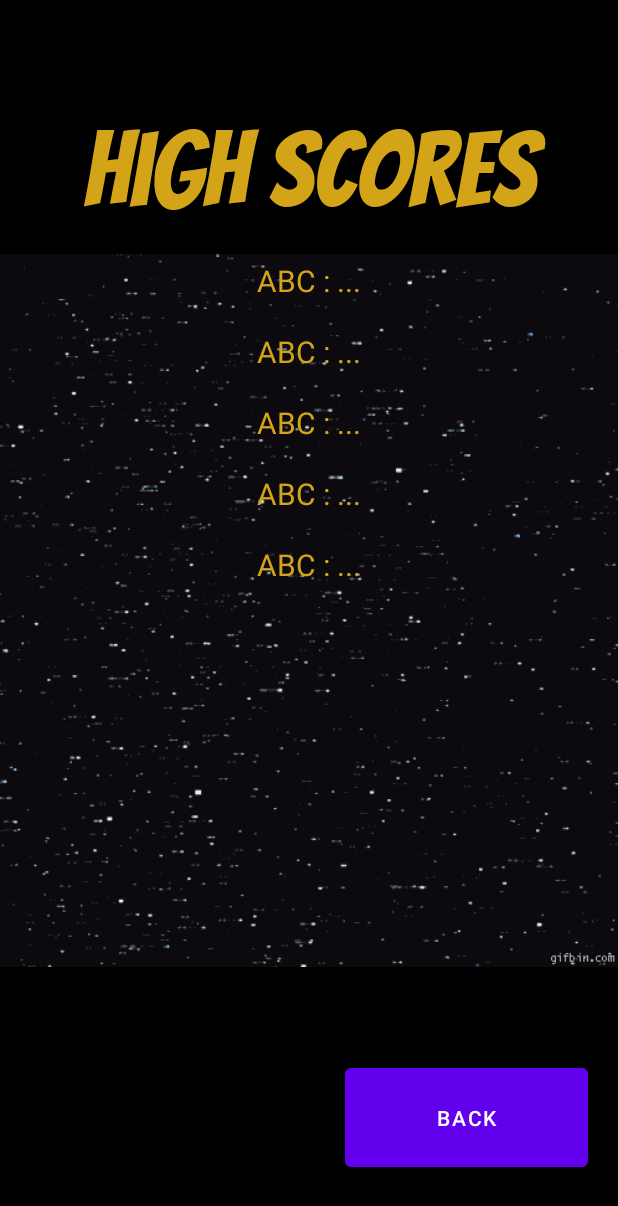
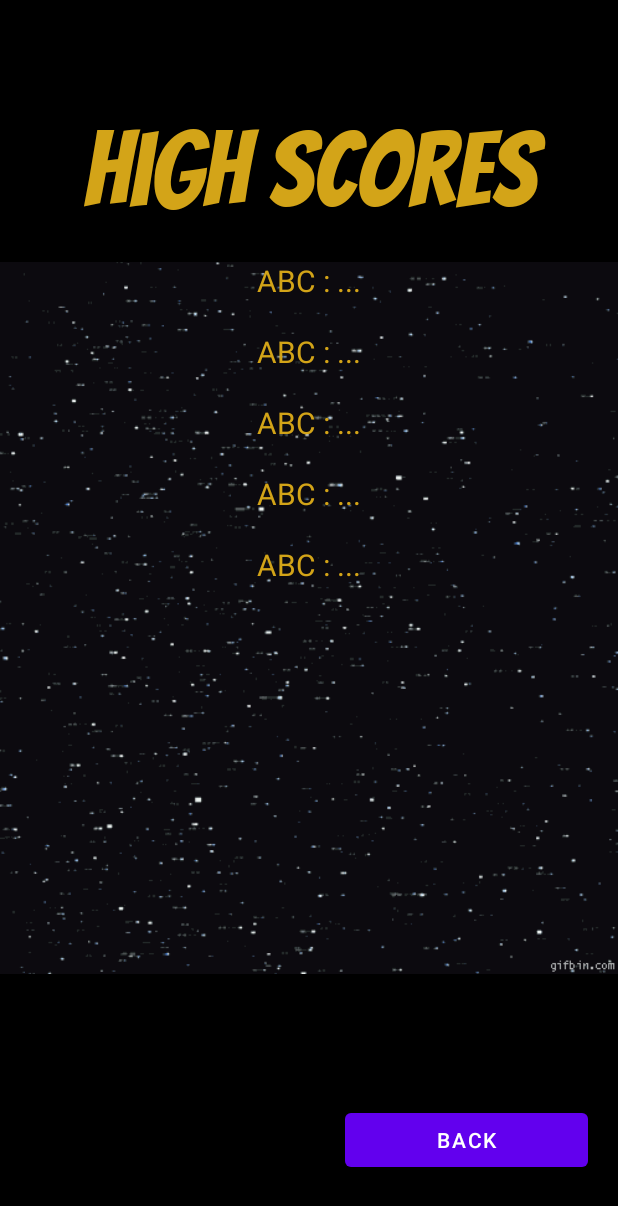
Before and after one commit to Auraiporn/AndroidApp-Concentration, an Android app: the ScoreScreenActivity screen opened directly, with no data from a screen before it, on a phone screen of 412 x 824 dp. Shown: the top 1206 px of the screen. Run offline under Robolectric (Android 15) with nearby library versions, the phone set to English and light mode, and no system bars; Roboto replaces fonts that are not available here.

Commit message:
Final Layout
Set all the layout correctly.

```diff
--- a/Concentration/app/src/main/res/layout-land/activity_score_screen.xml
+++ b/Concentration/app/src/main/res/layout-land/activity_score_screen.xml
@@ -5,47 +5,87 @@
     android:layout_width="match_parent"
     android:layout_height="match_parent"
     android:background="@color/black"
-    tools:context=".ScoreScreenActivity">
+    tools:context=".ScoreScreenActivity"
+    android:orientation="horizontal">
 
     <pl.droidsonroids.gif.GifImageView
-        android:layout_width="wrap_content"
-        android:layout_height="wrap_content"
-        android:layout_alignParentStart="true"
-        android:layout_alignParentEnd="true"
-        android:layout_alignParentBottom="true"
-        android:layout_marginTop="40dp"
-        android:layout_marginEnd="0dp"
-        android:layout_marginBottom="40dp"
+        android:layout_width="match_parent"
+        android:layout_height="match_parent"
         android:src="@drawable/star" />
 
     <Button
-        android:id="@+id/btnback"
-        android:layout_width="350dp"
-        android:layout_height="60dp"
-        android:layout_alignParentStart="true"
-        android:layout_alignParentEnd="true"
-        android:layout_alignParentBottom="true"
-        android:layout_marginStart="600dp"
-        android:layout_marginEnd="35dp"
-        android:layout_marginBottom="20dp"
+        android:id="@+id/btnBack"
+        android:layout_width="wrap_content"
+        android:layout_height="wrap_content"
         android:text="Back"
-        tools:layout_editor_absoluteX="271dp"
-        tools:layout_editor_absoluteY="582dp" />
+        android:layout_toRightOf="@+id/txtTop5"
+        android:layout_marginTop="300dp"
+        android:layout_marginStart="200dp"
+        />
 
     <TextView
-        android:id="@+id/textview1"
+        android:id="@+id/txtScoreScreenTitle"
         android:layout_width="wrap_content"
         android:layout_height="wrap_content"
-        android:layout_alignParentStart="true"
-        android:layout_alignParentTop="true"
-        android:layout_alignParentEnd="true"
-        android:layout_marginStart="80dp"
-        android:layout_marginTop="20dp"
-        android:layout_marginEnd="80dp"
         android:fontFamily="@font/bangers"
         android:text="High Scores"
-        android:textAlignment="center"
+        android:layout_centerHorizontal="true"
         android:textColor="#D3A418"
-        android:textSize="60sp" />
+        android:textSize="70sp" />
+
+    <TextView
+        android:id="@+id/txtTop1"
+        android:layout_width="wrap_content"
+        android:layout_height="wrap_content"
+        android:layout_centerHorizontal="true"
+        android:layout_below="@+id/txtScoreScreenTitle"
+        android:text="ABC : ..."
+        android:layout_margin="10dp"
+        android:textColor="#D3A418"
+        android:textSize="20sp" />
+
+    <TextView
+        android:id="@+id/txtTop2"
+        android:layout_width="wrap_content"
+        android:layout_height="wrap_content"
+        android:layout_below="@+id/txtTop1"
+        android:layout_centerHorizontal="true"
+        android:layout_margin="10dp"
+        android:text="ABC : ..."
+        android:textColor="#D3A418"
+        android:textSize="20sp" />
+
+    <TextView
+        android:id="@+id/txtTop3"
+        android:layout_width="wrap_content"
+        android:layout_height="wrap_content"
+        android:layout_below="@+id/txtTop2"
+        android:layout_centerHorizontal="true"
+        android:layout_margin="10dp"
+        android:text="ABC : ..."
+        android:textColor="#D3A418"
+        android:textSize="20sp" />
+
+    <TextView
+        android:id="@+id/txtTop4"
+        android:layout_width="wrap_content"
+        android:layout_height="wrap_content"
+        android:layout_below="@+id/txtTop3"
+        android:layout_centerHorizontal="true"
+        android:layout_margin="10dp"
+        android:text="ABC : ..."
+        android:textColor="#D3A418"
+        android:textSize="20sp" />
+
+    <TextView
+        android:id="@+id/txtTop5"
+        android:layout_width="wrap_content"
+        android:layout_height="wrap_content"
+        android:layout_below="@+id/txtTop4"
+        android:layout_centerHorizontal="true"
+        android:layout_margin="10dp"
+        android:text="ABC : ..."
+        android:textColor="#D3A418"
+        android:textSize="20sp" />
 
 </RelativeLayout>
--- a/Concentration/app/src/main/res/layout/activity_score_screen.xml
+++ b/Concentration/app/src/main/res/layout/activity_score_screen.xml
@@ -8,26 +8,22 @@
     tools:context=".ScoreScreenActivity">
 
     <pl.droidsonroids.gif.GifImageView
-        android:layout_width="wrap_content"
-        android:layout_height="wrap_content"
+        android:layout_width="match_parent"
+        android:layout_height="match_parent"
         android:layout_alignParentBottom="true"
-        android:layout_marginTop="10dp"
-        android:layout_marginBottom="130dp"
         android:src="@drawable/star" />
 
     <Button
         android:id="@+id/btnBack"
-        android:layout_width="164dp"
-        android:layout_height="78dp"
+        android:layout_width="wrap_content"
+        android:layout_height="wrap_content"
         android:layout_alignParentStart="true"
         android:layout_alignParentEnd="true"
         android:layout_alignParentBottom="true"
         android:layout_marginStart="230dp"
         android:layout_marginEnd="20dp"
         android:layout_marginBottom="40dp"
-        android:text="Back"
-        tools:layout_editor_absoluteX="271dp"
-        tools:layout_editor_absoluteY="582dp" />
+        android:text="Back"/>
 
     <TextView
         android:id="@+id/txtScoreScreenTitle"
```
Also changed, not shown: Concentration/app/src/main/res/layout-land/activity_game_screen.xml (+39 -23 lines), Concentration/app/src/main/res/layout/activity_game_screen.xml (+19 -30 lines).
